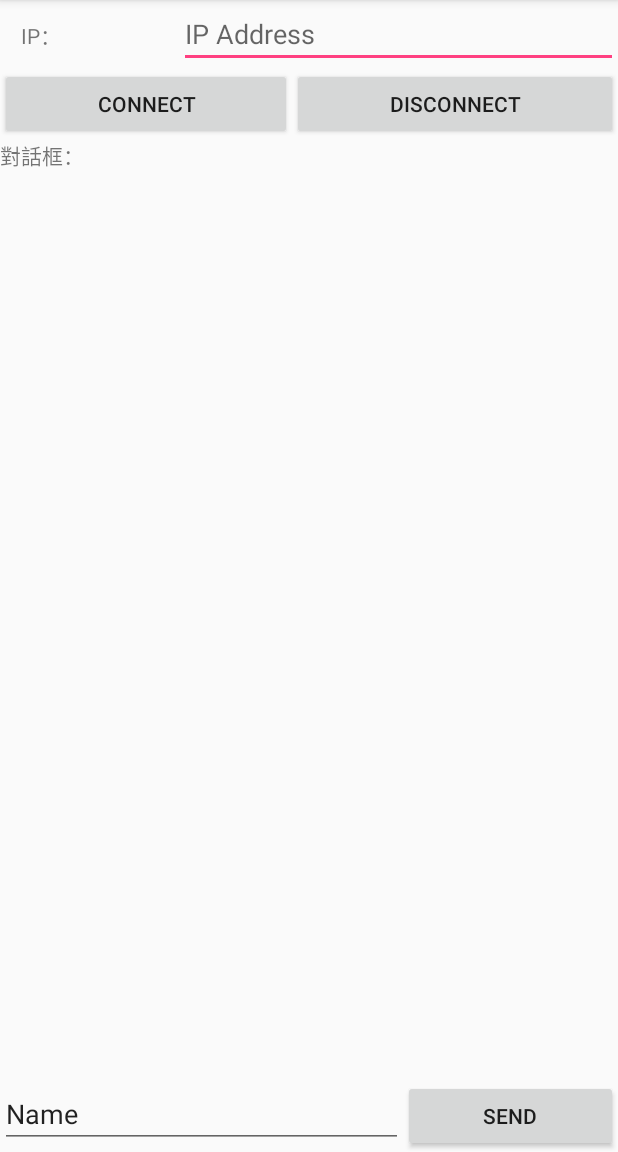
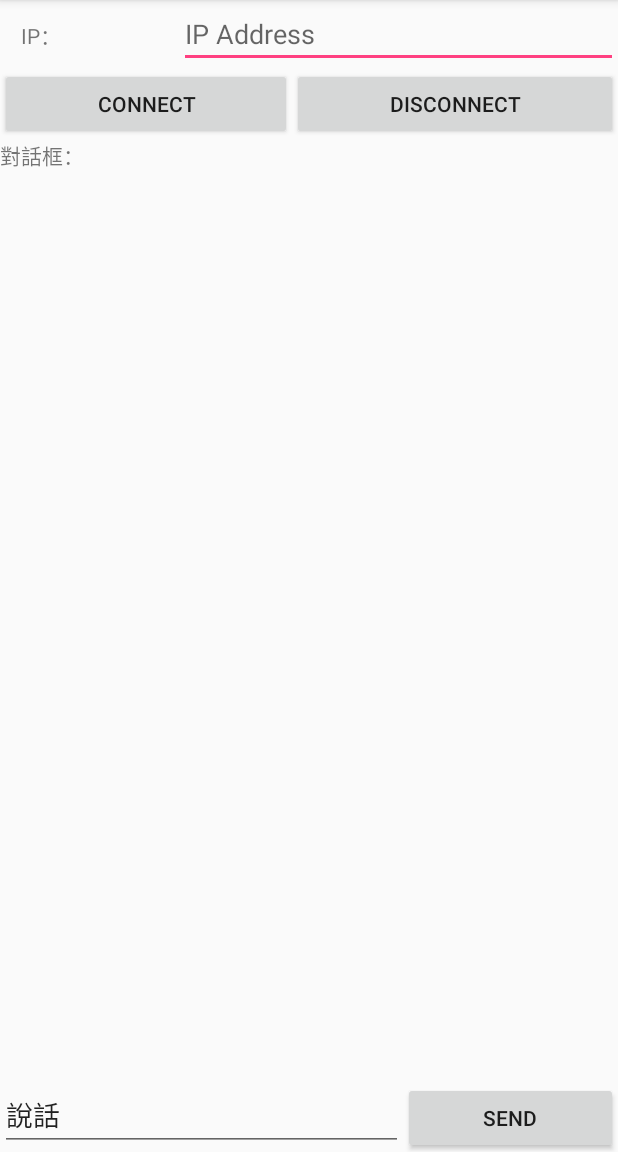
Before and after one commit to lovenery/DPDPP, an Android app: the screen it shows after launch (MainActivity), on a phone screen of 412 x 824 dp, the part 84-1236 px from its top. Run offline under Robolectric (Android 15) with nearby library versions, the phone set to English and light mode, and no system bars.

```diff
--- a/a20180413/app/src/main/res/layout/activity_main.xml
+++ b/a20180413/app/src/main/res/layout/activity_main.xml
@@ -81,7 +81,7 @@
             android:layout_weight="1"
             android:ems="10"
             android:inputType="textPersonName"
-            android:text="Name" />
+            android:text="說話" />
 
         <Button
             android:id="@+id/sendBtn"
```
Also changed, not shown: a20180413/app/src/main/java/com/example/chenxu/a20180413/MainActivity.java (+4 -4 lines).
